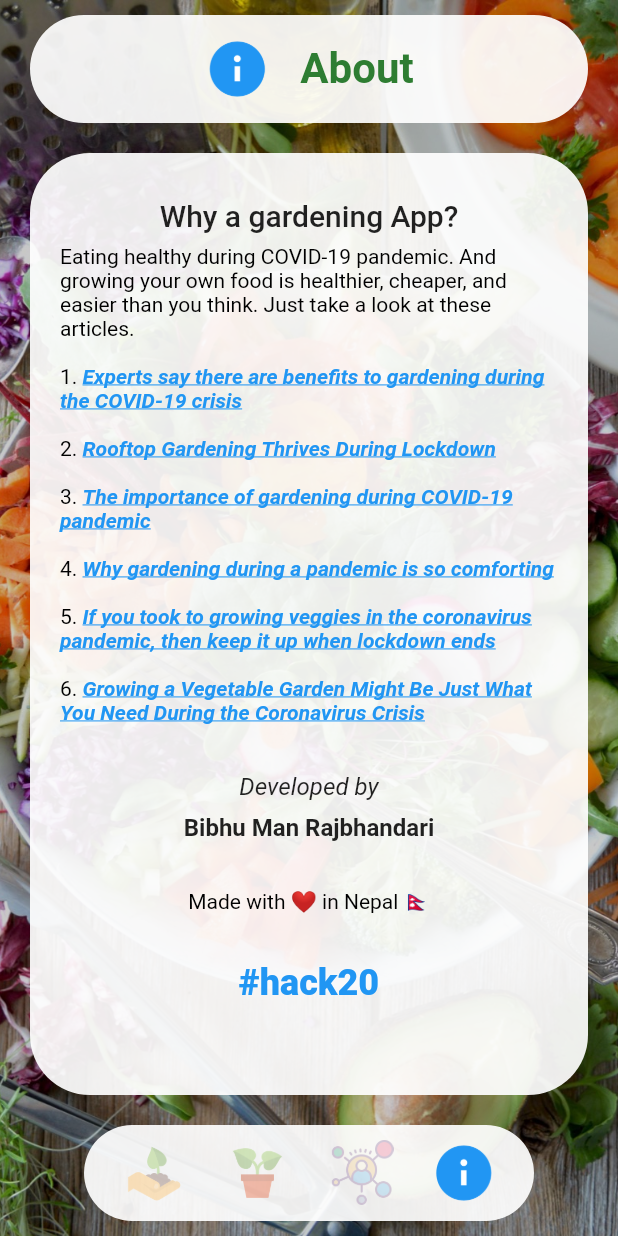
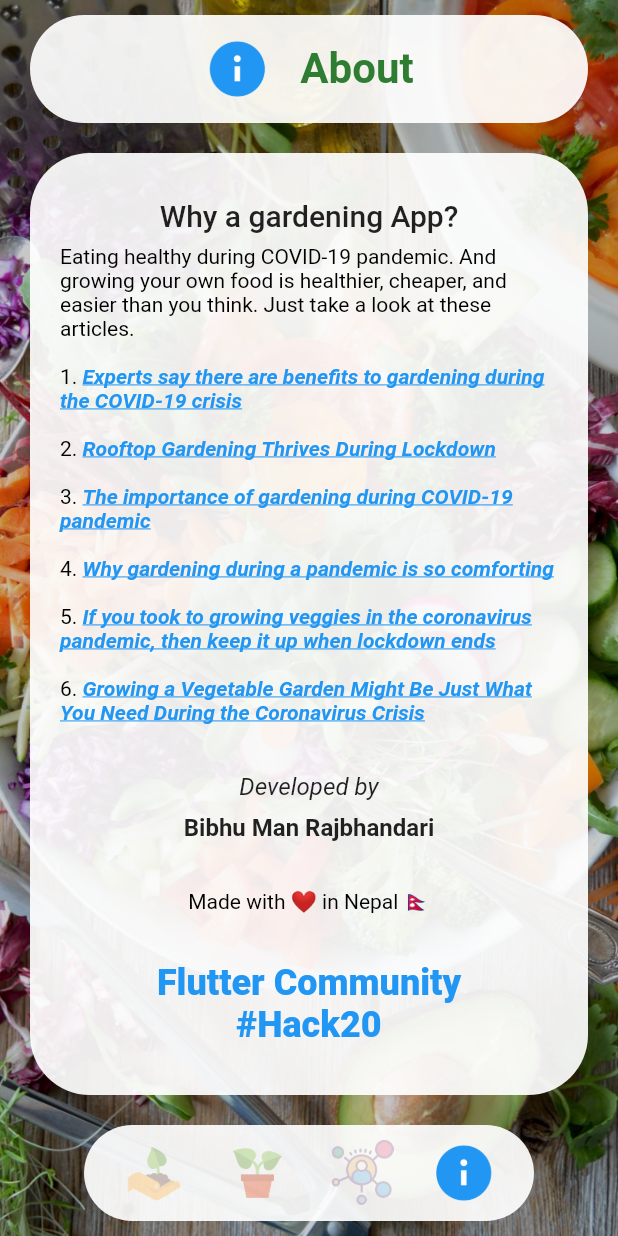
Before and after one commit to syaau-technology/my_vegetable_garden, a Flutter app: the screen it shows after launch, item 4 of the bottom bar chosen, on a phone screen of 412 x 824 dp. Run offline on Flutter 3.47's test engine with Material 2 defaults, Android fonts, the phone set to English and light mode, and no system bars; network calls fail.

Commit message:
Submission for FLutter Community Hack20

```diff
--- a/lib/about.dart
+++ b/lib/about.dart
@@ -63,7 +63,8 @@ class About extends StatelessWidget {
                   ),
                   SizedBox(height: 32),
                   Text(
-                    '#hack20',
+                    'Flutter Community\n#Hack20',
+                    textAlign: TextAlign.center,
                     style: TextStyle(
                         fontWeight: FontWeight.w800,
                         color: Colors.blue,
--- a/lib/main.dart
+++ b/lib/main.dart
@@ -24,6 +24,7 @@ class GardeningApp extends StatelessWidget {
   @override
   Widget build(BuildContext context) {
     return MaterialApp(
+      debugShowCheckedModeBanner: false,
       title: 'My Vegetable Garden',
       home: MainPage(),
     );
--- a/lib/manager.dart
+++ b/lib/manager.dart
@@ -49,7 +49,6 @@ String getBackgroundImageUrl(Tabs tab) {
   switch (tab) {
     case Tabs.gardening:
       return 'assets/images/background/markus-spiske-4PG6wLlVag4-unsplash.jpg';
-//      return 'assets/images/background/markus-spiske-bk11wZwb9F4-unsplash.jpg';
       break;
     case Tabs.plants:
       return 'assets/images/background/megan-thomas-xMh_ww8HN_Q-unsplash.jpg';
@@ -191,8 +190,8 @@ class Plant {
 List<Plant> currentPlants = <Plant>[
   Plant(2, Plants.carrot, DateTime.utc(2020, 6, 21), DateTime.utc(2020, 6, 27)),
   Plant(4, Plants.beet, DateTime.utc(2020, 6, 24), DateTime.utc(2020, 6, 26)),
-  Plant(5, Plants.strawberry, DateTime.utc(2020, 6, 27),
-      DateTime.utc(2020, 6, 28)),
+  Plant(
+      5, Plants.lettuce, DateTime.utc(2020, 6, 27), DateTime.utc(2020, 6, 28)),
   Plant(
       6, Plants.cabbage, DateTime.utc(2020, 6, 27), DateTime.utc(2020, 6, 28)),
 //  Plant(7, Plants.radish, DateTime.utc(2020, 6, 27), DateTime.utc(2020, 6, 28)),
```
Also changed, not shown: lib/social.dart (+1 -14 lines), assets/images/background/markus-spiske-bk11wZwb9F4-unsplash.jpg (deleted).
